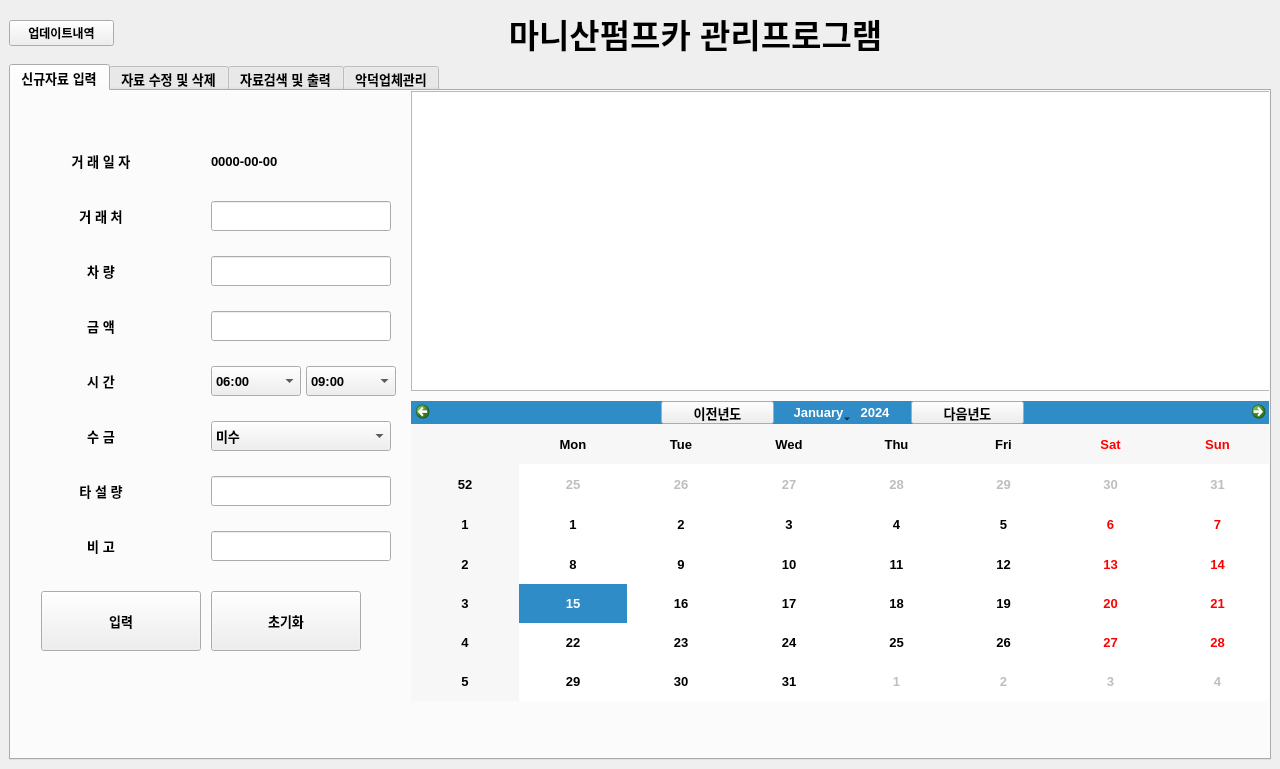
Cherrue/pumpcar-accountbook, file pumpcar.ui: the form before one commit.
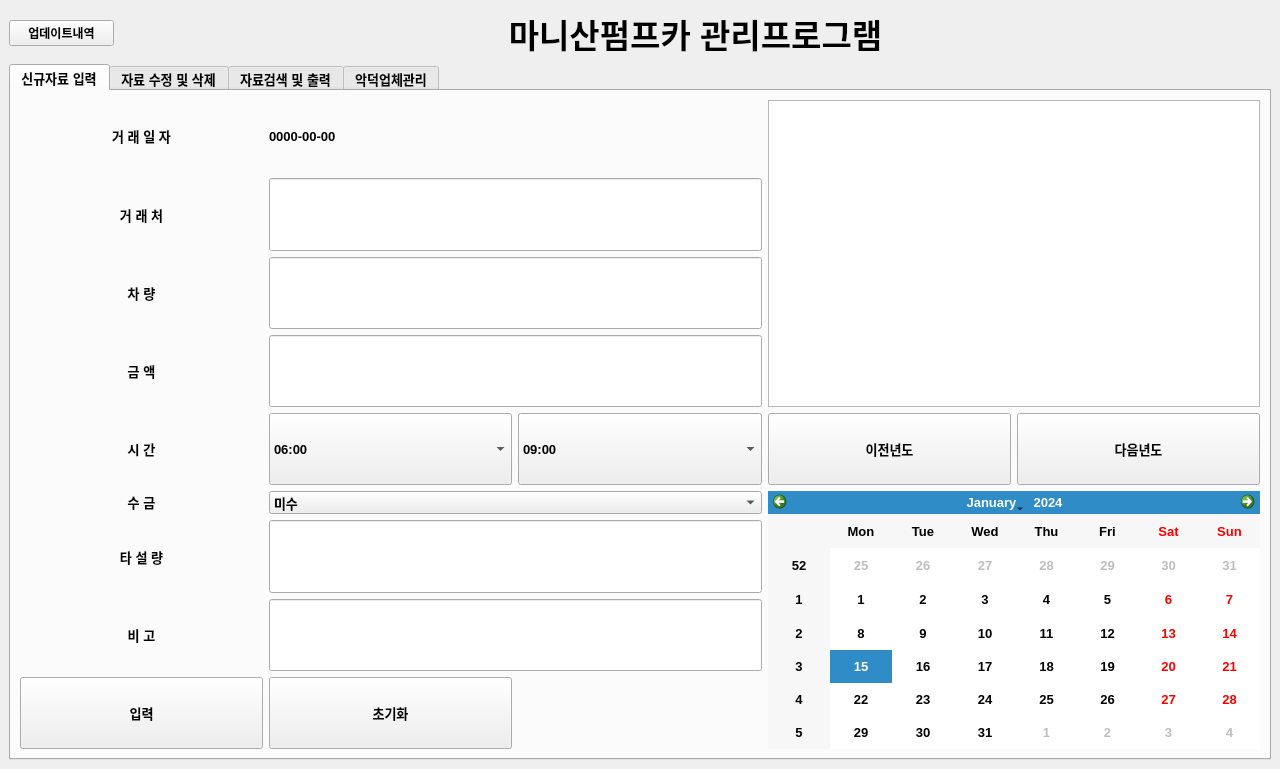
The form after the commit. The open tabs and pages were chosen to show the change.

Commit message:
[feature] 반응형 UI 적용 창 크기를 항상 최대화해서 사용하는데, 좌상단에 ui가 붙어서 안 움직인다 gridlayout 적용을 통해 창 크기 변경 시 내부 element 사이즈도 따라 변경되도록 수정한다
- 작업내용
자료검색 및 출력 탭 내 gridlayout 적용
악덕업체관리 gridlayout 적용

- 사이드 이펙트
사이즈 일괄 적용으로 화면 찌그러짐 발생

What changed in the file:
```diff
--- a/pumpcar.ui
+++ b/pumpcar.ui
@@ -75,98 +75,39 @@
          <attribute name="title">
           <string>신규자료 입력</string>
          </attribute>
-         <widget class="QCalendarWidget" name="calendarWidgetTab1">
-          <property name="geometry">
-           <rect>
-            <x>400</x>
-            <y>310</y>
-            <width>860</width>
-            <height>300</height>
-           </rect>
-          </property>
-         </widget>
-         <widget class="QLineEdit" name="inputCompanyTab1">
-          <property name="geometry">
-           <rect>
-            <x>200</x>
-            <y>110</y>
-            <width>180</width>
-            <height>30</height>
-           </rect>
-          </property>
-         </widget>
-         <widget class="QPushButton" name="buttonSaveTab1">
-          <property name="geometry">
-           <rect>
-            <x>30</x>
-            <y>500</y>
-            <width>160</width>
-            <height>60</height>
-           </rect>
-          </property>
-          <property name="text">
-           <string>입력</string>
-          </property>
-          <property name="autoDefault">
-           <bool>false</bool>
-          </property>
-          <property name="default">
-           <bool>false</bool>
-          </property>
-          <property name="flat">
-           <bool>false</bool>
-          </property>
-         </widget>
+         <layout class="QGridLayout" name="gridLayout_6">
+          <item row="0" column="0">
+           <layout class="QGridLayout" name="gridLayout_5">
+            <item row="0" column="1" colspan="2">
          <widget class="QLabel" name="inputDateTab1">
-          <property name="geometry">
-           <rect>
-            <x>200</x>
-            <y>55</y>
-            <width>200</width>
-            <height>30</height>
-           </rect>
+              <property name="sizePolicy">
+               <sizepolicy hsizetype="Minimum" vsizetype="Minimum">
+                <horstretch>0</horstretch>
+                <verstretch>0</verstretch>
+               </sizepolicy>
           </property>
           <property name="text">
            <string>0000-00-00</string>
           </property>
          </widget>
-         <widget class="QTableView" name="tableDataTab1">
-          <property name="geometry">
-           <rect>
-            <x>400</x>
-            <y>0</y>
-            <width>860</width>
-            <height>300</height>
-           </rect>
-          </property>
-          <property name="editTriggers">
-           <set>QAbstractItemView::NoEditTriggers</set>
-          </property>
-         </widget>
-         <widget class="QLabel" name="labelDateTab1">
-          <property name="geometry">
-           <rect>
-            <x>30</x>
-            <y>55</y>
-            <width>120</width>
-            <height>30</height>
-           </rect>
-          </property>
-          <property name="text">
-           <string>거 래 일 자</string>
-          </property>
-          <property name="alignment">
-           <set>Qt::AlignCenter</set>
-          </property>
-         </widget>
+            </item>
+            <item row="7" column="1" colspan="2">
+             <widget class="QLineEdit" name="inputRemarkTab1">
+              <property name="sizePolicy">
+               <sizepolicy hsizetype="Minimum" vsizetype="Minimum">
+                <horstretch>0</horstretch>
+                <verstretch>0</verstretch>
+               </sizepolicy>
+              </property>
+             </widget>
+            </item>
+            <item row="1" column="0">
          <widget class="QLabel" name="labelCompanyTab1">
-          <property name="geometry">
-           <rect>
-            <x>30</x>
-            <y>110</y>
-            <width>120</width>
-            <height>30</height>
-           </rect>
+              <property name="sizePolicy">
+               <sizepolicy hsizetype="Minimum" vsizetype="Minimum">
+                <horstretch>0</horstretch>
+                <verstretch>0</verstretch>
+               </sizepolicy>
           </property>
           <property name="text">
            <string>거 래 처</string>
@@ -178,46 +119,14 @@
            <bool>true</bool>
           </property>
          </widget>
-         <widget class="QLabel" name="labelCarTab1">
-          <property name="geometry">
-           <rect>
-            <x>30</x>
-            <y>165</y>
-            <width>120</width>
-            <height>30</height>
-           </rect>
-          </property>
-          <property name="text">
-           <string>차 량</string>
-          </property>
-          <property name="alignment">
-           <set>Qt::AlignCenter</set>
-          </property>
-         </widget>
-         <widget class="QLabel" name="labelPriceTab1">
-          <property name="geometry">
-           <rect>
-            <x>30</x>
-            <y>220</y>
-            <width>120</width>
-            <height>30</height>
-           </rect>
-          </property>
-          <property name="text">
-           <string>금 액</string>
-          </property>
-          <property name="alignment">
-           <set>Qt::AlignCenter</set>
-          </property>
-         </widget>
+            </item>
+            <item row="4" column="0">
          <widget class="QLabel" name="labelTimeTab1">
-          <property name="geometry">
-           <rect>
-            <x>30</x>
-            <y>275</y>
-            <width>120</width>
-            <height>30</height>
-           </rect>
+              <property name="sizePolicy">
+               <sizepolicy hsizetype="Minimum" vsizetype="Minimum">
+                <horstretch>0</horstretch>
+                <verstretch>0</verstretch>
+               </sizepolicy>
           </property>
           <property name="text">
            <string>시 간</string>
@@ -226,14 +135,14 @@
            <set>Qt::AlignCenter</set>
           </property>
          </widget>
+            </item>
+            <item row="5" column="0">
          <widget class="QLabel" name="labelCollectTab1">
-          <property name="geometry">
-           <rect>
-            <x>30</x>
-            <y>330</y>
-            <width>120</width>
-            <height>30</height>
-           </rect>
+              <property name="sizePolicy">
+               <sizepolicy hsizetype="Minimum" vsizetype="Maximum">
+                <horstretch>0</horstretch>
+                <verstretch>0</verstretch>
+               </sizepolicy>
           </property>
           <property name="text">
            <string>수 금</string>
@@ -242,30 +151,14 @@
            <set>Qt::AlignCenter</set>
           </property>
          </widget>
-         <widget class="QLabel" name="labelAmountTab1">
-          <property name="geometry">
-           <rect>
-            <x>30</x>
-            <y>385</y>
-            <width>120</width>
-            <height>30</height>
-           </rect>
-          </property>
-          <property name="text">
-           <string>타 설 량</string>
-          </property>
-          <property name="alignment">
-           <set>Qt::AlignCenter</set>
-          </property>
-         </widget>
+            </item>
+            <item row="7" column="0">
          <widget class="QLabel" name="labelRemarkTab1">
-          <property name="geometry">
-           <rect>
-            <x>30</x>
-            <y>440</y>
-            <width>120</width>
-            <height>30</height>
-           </rect>
+              <property name="sizePolicy">
+               <sizepolicy hsizetype="Preferred" vsizetype="Minimum">
+                <horstretch>0</horstretch>
+                <verstretch>0</verstretch>
+               </sizepolicy>
           </property>
           <property name="text">
            <string>비 고</string>
@@ -274,34 +167,24 @@
            <set>Qt::AlignCenter</set>
           </property>
          </widget>
-         <widget class="QLineEdit" name="inputCarTab1">
-          <property name="geometry">
-           <rect>
-            <x>200</x>
-            <y>165</y>
-            <width>180</width>
-            <height>30</height>
-           </rect>
-          </property>
-         </widget>
+            </item>
+            <item row="3" column="1" colspan="2">
          <widget class="QLineEdit" name="inputPriceTab1">
-          <property name="geometry">
-           <rect>
-            <x>200</x>
-            <y>220</y>
-            <width>180</width>
-            <height>30</height>
-           </rect>
-          </property>
-         </widget>
+              <property name="sizePolicy">
+               <sizepolicy hsizetype="Minimum" vsizetype="Minimum">
+                <horstretch>0</horstretch>
+                <verstretch>0</verstretch>
+               </sizepolicy>
+              </property>
+             </widget>
+            </item>
+            <item row="5" column="1" colspan="2">
          <widget class="QComboBox" name="inputCollectTab1">
-          <property name="geometry">
-           <rect>
-            <x>200</x>
-            <y>330</y>
-            <width>180</width>
-            <height>30</height>
-           </rect>
+              <property name="sizePolicy">
+               <sizepolicy hsizetype="Minimum" vsizetype="Minimum">
+                <horstretch>0</horstretch>
+                <verstretch>0</verstretch>
+               </sizepolicy>
           </property>
           <item>
            <property name="text">
@@ -314,47 +197,211 @@
            </property>
           </item>
          </widget>
+            </item>
+            <item row="2" column="0">
+             <widget class="QLabel" name="labelCarTab1">
+              <property name="sizePolicy">
+               <sizepolicy hsizetype="Minimum" vsizetype="Minimum">
+                <horstretch>0</horstretch>
+                <verstretch>0</verstretch>
+               </sizepolicy>
+              </property>
+              <property name="text">
+               <string>차 량</string>
+              </property>
+              <property name="alignment">
+               <set>Qt::AlignCenter</set>
+              </property>
+             </widget>
+            </item>
+            <item row="1" column="1" colspan="2">
+             <widget class="QLineEdit" name="inputCompanyTab1">
+              <property name="sizePolicy">
+               <sizepolicy hsizetype="Minimum" vsizetype="Minimum">
+                <horstretch>0</horstretch>
+                <verstretch>0</verstretch>
+               </sizepolicy>
+              </property>
+             </widget>
+            </item>
+            <item row="4" column="2">
+             <widget class="QComboBox" name="inputTimeEndTab1">
+              <property name="sizePolicy">
+               <sizepolicy hsizetype="Minimum" vsizetype="Minimum">
+                <horstretch>0</horstretch>
+                <verstretch>0</verstretch>
+               </sizepolicy>
+              </property>
+              <item>
+               <property name="text">
+                <string>09:00</string>
+               </property>
+              </item>
+              <item>
+               <property name="text">
+                <string>09:30</string>
+               </property>
+              </item>
+              <item>
+               <property name="text">
+                <string>10:00</string>
+               </property>
+              </item>
+              <item>
+               <property name="text">
+                <string>10:30</string>
+               </property>
+              </item>
+              <item>
+               <property name="text">
+                <string>11:00</string>
+               </property>
+              </item>
+              <item>
+               <property name="text">
+                <string>11:30</string>
+               </property>
+              </item>
+              <item>
+               <property name="text">
+                <string>12:00</string>
+               </property>
+              </item>
+              <item>
+               <property name="text">
+                <string>12:30</string>
+               </property>
+              </item>
+              <item>
+               <property name="text">
+                <string>13:00</string>
+               </property>
+              </item>
+              <item>
+               <property name="text">
+                <string>13:30</string>
+               </property>
+              </item>
+              <item>
+               <property name="text">
+                <string>14:00</string>
+               </property>
+              </item>
+              <item>
+               <property name="text">
+                <string>14:30</string>
+               </property>
+              </item>
+              <item>
+               <property name="text">
+                <string>15:00</string>
+               </property>
+              </item>
+              <item>
+               <property name="text">
+                <string>15:30</string>
+               </property>
+              </item>
+              <item>
+               <property name="text">
+                <string>16:00</string>
+               </property>
+              </item>
+              <item>
+               <property name="text">
+                <string>16:30</string>
+               </property>
+              </item>
+              <item>
+               <property name="text">
+                <string>17:00</string>
+               </property>
+              </item>
+              <item>
+               <property name="text">
+                <string>17:30</string>
+               </property>
+              </item>
+              <item>
+               <property name="text">
+                <string>18:00</string>
+               </property>
+              </item>
+              <item>
+               <property name="text">
+                <string>18:30</string>
+               </property>
+              </item>
+              <item>
+               <property name="text">
+                <string>19:00</string>
+               </property>
+              </item>
+              <item>
+               <property name="text">
+                <string>19:30</string>
+               </property>
+              </item>
+              <item>
+               <property name="text">
+                <string>20:00</string>
+               </property>
+              </item>
+              <item>
+               <property name="text">
+                <string>20:30</string>
+               </property>
+              </item>
+              <item>
+               <property name="text">
+                <string>21:00</string>
+               </property>
+              </item>
+              <item>
+               <property name="text">
+                <string>21:30</string>
+               </property>
+              </item>
+              <item>
+               <property name="text">
+                <string>22:00</string>
+               </property>
+              </item>
+             </widget>
+            </item>
+            <item row="6" column="1" colspan="2">
          <widget class="QLineEdit" name="inputAmountTab1">
-          <property name="geometry">
-           <rect>
-            <x>200</x>
-            <y>385</y>
-            <width>180</width>
-            <height>30</height>
-           </rect>
-          </property>
-         </widget>
-         <widget class="QLineEdit" name="inputRemarkTab1">
-          <property name="geometry">
-           <rect>
-            <x>200</x>
-            <y>440</y>
-            <width>180</width>
-            <height>30</height>
-           </rect>
-          </property>
-         </widget>
-         <widget class="QPushButton" name="buttonResetTab1">
-          <property name="geometry">
-           <rect>
-            <x>200</x>
-            <y>500</y>
-            <width>150</width>
-            <height>60</height>
-           </rect>
+              <property name="sizePolicy">
+               <sizepolicy hsizetype="Minimum" vsizetype="Minimum">
+                <horstretch>0</horstretch>
+                <verstretch>0</verstretch>
+               </sizepolicy>
+              </property>
+             </widget>
+            </item>
+            <item row="0" column="0">
+             <widget class="QLabel" name="labelDateTab1">
+              <property name="sizePolicy">
+               <sizepolicy hsizetype="Minimum" vsizetype="Minimum">
+                <horstretch>0</horstretch>
+                <verstretch>0</verstretch>
+               </sizepolicy>
           </property>
           <property name="text">
-           <string>초기화</string>
-          </property>
-         </widget>
+               <string>거 래 일 자</string>
+              </property>
+              <property name="alignment">
+               <set>Qt::AlignCenter</set>
+              </property>
+             </widget>
+            </item>
+            <item row="4" column="1">
          <widget class="QComboBox" name="inputTimeStartTab1">
-          <property name="geometry">
-           <rect>
-            <x>200</x>
-            <y>275</y>
-            <width>90</width>
-            <height>30</height>
-           </rect>
+              <property name="sizePolicy">
+               <sizepolicy hsizetype="Minimum" vsizetype="Minimum">
+                <horstretch>0</horstretch>
+                <verstretch>0</verstretch>
+               </sizepolicy>
           </property>
           <item>
            <property name="text">
@@ -522,177 +569,130 @@
            </property>
           </item>
          </widget>
-         <widget class="QComboBox" name="inputTimeEndTab1">
-          <property name="geometry">
-           <rect>
-            <x>295</x>
-            <y>275</y>
-            <width>90</width>
-            <height>30</height>
-           </rect>
-          </property>
-          <item>
-           <property name="text">
-            <string>09:00</string>
-           </property>
-          </item>
-          <item>
-           <property name="text">
-            <string>09:30</string>
-           </property>
-          </item>
-          <item>
+            </item>
+            <item row="3" column="0">
+             <widget class="QLabel" name="labelPriceTab1">
+              <property name="sizePolicy">
+               <sizepolicy hsizetype="Minimum" vsizetype="Minimum">
+                <horstretch>0</horstretch>
+                <verstretch>0</verstretch>
+               </sizepolicy>
+              </property>
            <property name="text">
-            <string>10:00</string>
-           </property>
-          </item>
-          <item>
-           <property name="text">
-            <string>10:30</string>
-           </property>
-          </item>
-          <item>
-           <property name="text">
-            <string>11:00</string>
-           </property>
-          </item>
-          <item>
-           <property name="text">
-            <string>11:30</string>
-           </property>
-          </item>
-          <item>
+               <string>금 액</string>
+              </property>
+              <property name="alignment">
+               <set>Qt::AlignCenter</set>
+              </property>
+             </widget>
+            </item>
+            <item row="2" column="1" colspan="2">
+             <widget class="QLineEdit" name="inputCarTab1">
+              <property name="sizePolicy">
+               <sizepolicy hsizetype="Minimum" vsizetype="Minimum">
+                <horstretch>0</horstretch>
+                <verstretch>0</verstretch>
+               </sizepolicy>
+              </property>
+             </widget>
+            </item>
+            <item row="6" column="0">
+             <widget class="QLabel" name="labelAmountTab1">
+              <property name="sizePolicy">
+               <sizepolicy hsizetype="Minimum" vsizetype="Minimum">
+                <horstretch>0</horstretch>
+                <verstretch>0</verstretch>
+               </sizepolicy>
+              </property>
            <property name="text">
-            <string>12:00</string>
-           </property>
-          </item>
-          <item>
-           <property name="text">
-            <string>12:30</string>
-           </property>
-          </item>
-          <item>
-           <property name="text">
-            <string>13:00</string>
-           </property>
-          </item>
-          <item>
-           <property name="text">
-            <string>13:30</string>
-           </property>
-          </item>
-          <item>
-           <property name="text">
-            <string>14:00</string>
-           </property>
-          </item>
-          <item>
-           <property name="text">
-            <string>14:30</string>
-           </property>
-          </item>
-          <item>
-           <property name="text">
-            <string>15:00</string>
-           </property>
-          </item>
-          <item>
-           <property name="text">
-            <string>15:30</string>
-           </property>
-          </item>
-          <item>
-           <property name="text">
-            <string>16:00</string>
-           </property>
-          </item>
-          <item>
-           <property name="text">
-            <string>16:30</string>
-           </property>
-          </item>
-          <item>
-           <property name="text">
-            <string>17:00</string>
-           </property>
-          </item>
-          <item>
-           <property name="text">
-            <string>17:30</string>
-           </property>
-          </item>
-          <item>
-           <property name="text">
-            <string>18:00</string>
-           </property>
-          </item>
-          <item>
-           <property name="text">
-            <string>18:30</string>
-           </property>
-          </item>
-          <item>
-           <property name="text">
-            <string>19:00</string>
-           </property>
-          </item>
-          <item>
-           <property name="text">
-            <string>19:30</string>
-           </property>
-          </item>
-          <item>
-           <property name="text">
-            <string>20:00</string>
-           </property>
-          </item>
-          <item>
-           <property name="text">
-            <string>20:30</string>
-           </property>
-          </item>
-          <item>
-           <property name="text">
-            <string>21:00</string>
-           </property>
-          </item>
-          <item>
-           <property name="text">
-            <string>21:30</string>
-           </property>
-          </item>
-          <item>
-           <property name="text">
-            <string>22:00</string>
-           </property>
-          </item>
-         </widget>
-         <widget class="QPushButton" name="buttonNextYearTab1">
-          <property name="geometry">
-           <rect>
-            <x>900</x>
-            <y>310</y>
-            <width>113</width>
-            <height>23</height>
-           </rect>
-          </property>
-          <property name="text">
-           <string>다음년도</string>
-          </property>
-         </widget>
+               <string>타 설 량</string>
+              </property>
+              <property name="alignment">
+               <set>Qt::AlignCenter</set>
+              </property>
+             </widget>
+            </item>
+            <item row="0" column="3" rowspan="4" colspan="2">
+             <widget class="QTableView" name="tableDataTab1">
+              <property name="editTriggers">
+               <set>QAbstractItemView::NoEditTriggers</set>
+              </property>
+             </widget>
+            </item>
+            <item row="4" column="3">
          <widget class="QPushButton" name="buttonPrevYearTab1">
-          <property name="geometry">
-           <rect>
-            <x>650</x>
-            <y>310</y>
-            <width>113</width>
-            <height>23</height>
-           </rect>
+              <property name="sizePolicy">
+               <sizepolicy hsizetype="Minimum" vsizetype="Minimum">
+                <horstretch>0</horstretch>
+                <verstretch>0</verstretch>
+               </sizepolicy>
           </property>
           <property name="text">
            <string>이전년도</string>
           </property>
          </widget>
+            </item>
+            <item row="4" column="4">
+             <widget class="QPushButton" name="buttonNextYearTab1">
+              <property name="sizePolicy">
+               <sizepolicy hsizetype="Minimum" vsizetype="Minimum">
+                <horstretch>0</horstretch>
+                <verstretch>0</verstretch>
+               </sizepolicy>
+              </property>
+              <property name="text">
+               <string>다음년도</string>
+              </property>
+             </widget>
+            </item>
+            <item row="5" column="3" rowspan="4" colspan="2">
+             <widget class="QCalendarWidget" name="calendarWidgetTab1">
+              <property name="sizePolicy">
+               <sizepolicy hsizetype="Expanding" vsizetype="Expanding">
+                <horstretch>0</horstretch>
+                <verstretch>0</verstretch>
+               </sizepolicy>
+              </property>
+             </widget>
+            </item>
+            <item row="8" column="0">
+             <widget class="QPushButton" name="buttonSaveTab1">
+              <property name="sizePolicy">
+               <sizepolicy hsizetype="Minimum" vsizetype="Minimum">
+                <horstretch>0</horstretch>
+                <verstretch>0</verstretch>
+               </sizepolicy>
+              </property>
+              <property name="text">
+               <string>입력</string>
+              </property>
+              <property name="autoDefault">
+               <bool>false</bool>
+              </property>
+              <property name="default">
+               <bool>false</bool>
+              </property>
+              <property name="flat">
+               <bool>false</bool>
+              </property>
+             </widget>
+            </item>
+            <item row="8" column="1">
+             <widget class="QPushButton" name="buttonResetTab1">
+              <property name="sizePolicy">
+               <sizepolicy hsizetype="Minimum" vsizetype="Minimum">
+                <horstretch>0</horstretch>
+                <verstretch>0</verstretch>
+               </sizepolicy>
+              </property>
+              <property name="text">
+               <string>초기화</string>
+              </property>
+             </widget>
+            </item>
+           </layout>
+          </item>
+         </layout>
         </widget>
         <widget class="QWidget" name="tab2ModifyData">
          <attribute name="title">
```
Left out of the diff: 458 changed lines with no effect on the pictures. Lines whose indentation alone changed are shown as unchanged.
